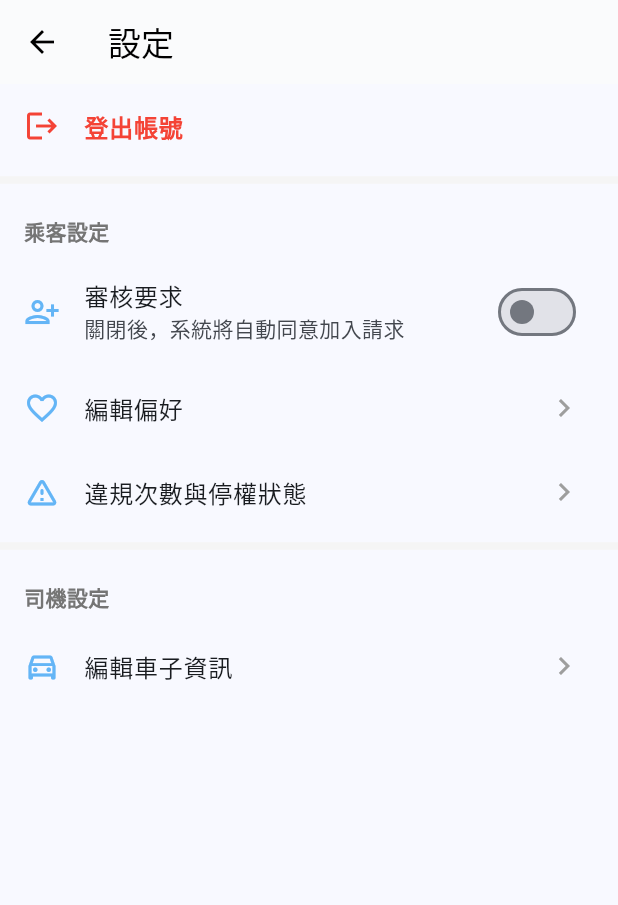
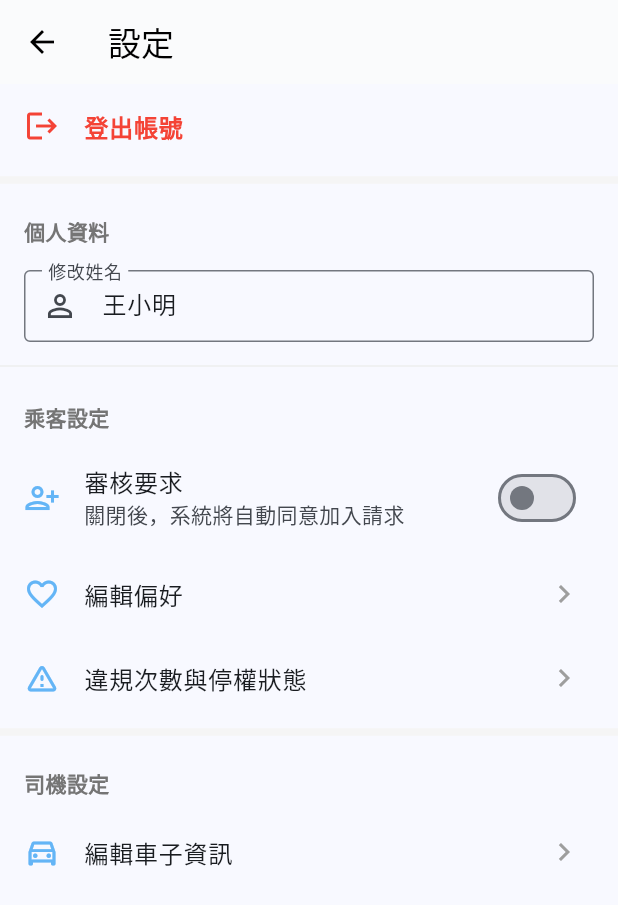
Before and after one commit to kqqy/ridesharing, a Flutter app: the HomePage screen opened directly, after a tap on the "settings" icon, on a phone screen of 412 x 824 dp. Shown: the top 905 px of the screen. Run offline on Flutter 3.47's test engine with Material 3 defaults, Android fonts, the light colour scheme and no system bars; our stand-ins replace supabase_flutter; accounts and stored records are empty.

Commit message:
設定頁面新增修改姓名

```diff
--- a/lib/setting.dart
+++ b/lib/setting.dart
@@ -1,10 +1,9 @@
 import 'package:flutter/material.dart';
 import 'auth_page.dart';
-import 'setting_widgets.dart'; // [修正] 確保引入這個檔案
+import 'setting_widgets.dart'; // 引入 UI
 
 // ==========================================
 //  1. 設定列表頁面 (主入口)
-//  [修改] 改為 StatefulWidget 以管理開關狀態
 // ==========================================
 
 class SettingsPage extends StatefulWidget {
@@ -15,19 +14,25 @@ class SettingsPage extends StatefulWidget {
 }
 
 class _SettingsPageState extends State<SettingsPage> {
-  // [新增] 自動審核狀態變數
+  // 自動審核狀態
   bool _isAutoApprove = false;
+
+  // [新增] 姓名控制器
+  final TextEditingController _nameController = TextEditingController(text: "王小明");
 
   @override
   Widget build(BuildContext context) {
     return SettingsBody(
-      // [新增] 傳遞狀態與更新函式
+      // 傳遞狀態與更新函式
       isAutoApprove: _isAutoApprove,
       onAutoApproveChanged: (value) {
         setState(() {
           _isAutoApprove = value;
         });
       },
+
+      // [新增] 傳遞姓名控制器
+      nameController: _nameController,
 
       onLogout: () {
         Navigator.pushAndRemoveUntil(
@@ -58,6 +63,11 @@ class _SettingsPageState extends State<SettingsPage> {
   }
 }
 
+// ... (後續頁面 EditPreferencesPage, ViolationStatusPage, EditCarInfoPage 保持不變)
+// 為了版面簡潔，這裡我直接保留下方的程式碼，您只需覆蓋上面的 _SettingsPageState 即可。
+// 若要完全覆蓋檔案，請將之前的內容 (EditPreferencesPage 等) 複製貼上在下方。
+// 這裡提供完整的 setting.dart 檔案內容供您複製。
+
 // ==========================================
 //  2. 編輯偏好頁面
 // ==========================================
@@ -86,14 +96,9 @@ class _EditPreferencesPageState extends State<EditPreferencesPage> {
     selectedVibe = '安靜';
   }
 
-  // [修正] 加入 mounted 檢查
   void _handleSave() async {
-    // 模擬存檔延遲
     await Future.delayed(const Duration(milliseconds: 500));
-
-    // 檢查頁面是否還在，若不在則停止執行，避免報錯
     if (!mounted) return;
-
     Navigator.pop(context);
   }
 
@@ -134,7 +139,6 @@ class ViolationStatusPage extends StatelessWidget {
     const int violationCount = 0;
     const String status = "正常";
 
-    // 因為 ViolationStatusBody 是 StatelessWidget 且參數固定，這裡可以使用 const
     return const ViolationStatusBody(
       violationCount: violationCount,
       status: status
@@ -157,12 +161,9 @@ class _EditCarInfoPageState extends State<EditCarInfoPage> {
   final TextEditingController _carModelController = TextEditingController();
   final TextEditingController _licensePlateController = TextEditingController();
 
-  // [修正] 加入 mounted 檢查
   void _handleSave() async {
     await Future.delayed(const Duration(milliseconds: 500));
-
     if (!mounted) return;
-
     Navigator.pop(context);
   }
 
--- a/lib/setting_widgets.dart
+++ b/lib/setting_widgets.dart
@@ -9,9 +9,12 @@ class SettingsBody extends StatelessWidget {
   final VoidCallback onViolationStatus;
   final VoidCallback onEditCarInfo;
 
-  // [新增] 自動審核相關參數
+  // 自動審核相關參數
   final bool isAutoApprove;
   final ValueChanged<bool> onAutoApproveChanged;
+
+  // 姓名控制器
+  final TextEditingController nameController;
 
   const SettingsBody({
     super.key,
@@ -19,8 +22,9 @@ class SettingsBody extends StatelessWidget {
     required this.onEditPreferences,
     required this.onViolationStatus,
     required this.onEditCarInfo,
-    required this.isAutoApprove, // [新增]
-    required this.onAutoApproveChanged, // [新增]
+    required this.isAutoApprove,
+    required this.onAutoApproveChanged,
+    required this.nameController,
   });
 
   @override
@@ -42,17 +46,34 @@ class SettingsBody extends StatelessWidget {
           ),
           const Divider(thickness: 5, color: Color(0xFFF5F5F5)),
 
+          // 個人資料區塊
+          _buildSectionTitle('個人資料'),
+          Padding(
+            padding: const EdgeInsets.symmetric(horizontal: 16.0, vertical: 8.0),
+            child: TextField(
+              controller: nameController,
+              decoration: const InputDecoration(
+                labelText: '修改姓名',
+                prefixIcon: Icon(Icons.person_outline),
+                border: OutlineInputBorder(),
+                contentPadding: EdgeInsets.symmetric(horizontal: 12, vertical: 8),
+              ),
+            ),
+          ),
+          const Divider(thickness: 1, color: Color(0xFFEEEEEE)),
+
           // 乘客設定區塊
           _buildSectionTitle('乘客設定'),
 
-          // [新增] 自動審核成員開關
+          // 自動審核成員開關
           SwitchListTile(
             secondary: Icon(Icons.person_add_alt, color: Colors.blue[300]),
             title: const Text('審核要求'),
             subtitle: const Text('關閉後，系統將自動同意加入請求'),
             value: isAutoApprove,
             onChanged: onAutoApproveChanged,
-            activeColor: Colors.blue,
+            // [修正] activeColor 已棄用，改用 activeTrackColor 或 activeColor (視 Flutter 版本而定，這裡改為 activeTrackColor)
+            activeTrackColor: Colors.blue,
           ),
 
           // 編輯偏好按鈕
@@ -354,6 +375,7 @@ class EditCarInfoBody extends StatelessWidget {
               width: double.infinity,
               height: 50,
               child: ElevatedButton(
+                // [修正] 這裡之前缺少參數名稱 'onPressed'
                 onPressed: onSave,
                 style: ElevatedButton.styleFrom(
                   backgroundColor: Colors.blue,
```
